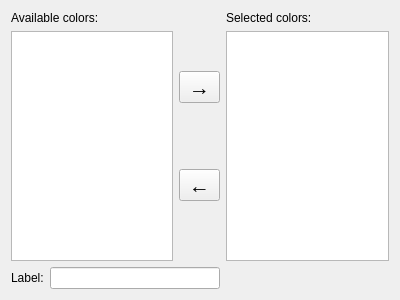
Old version of the form gui/configurecolorwidget.ui in the repository Soerboe/Urim.
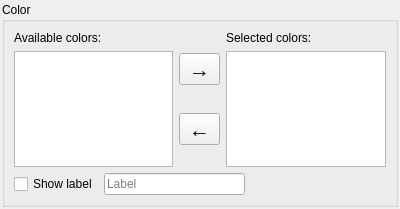
New version of the form.

Commit message:
Extracts ConfigureNumberDialog into a separate file and hides labels
The point is to enable the labels when needed so there is some work left
to be done on this part.

```diff
--- a/gui/configurecolorwidget.ui
+++ b/gui/configurecolorwidget.ui
@@ -7,12 +7,30 @@
     <x>0</x>
     <y>0</y>
     <width>400</width>
-    <height>300</height>
+    <height>209</height>
    </rect>
   </property>
   <property name="windowTitle">
    <string/>
   </property>
+  <layout class="QVBoxLayout" name="verticalLayout_5">
+   <property name="leftMargin">
+    <number>2</number>
+   </property>
+   <property name="topMargin">
+    <number>2</number>
+   </property>
+   <property name="rightMargin">
+    <number>2</number>
+   </property>
+   <property name="bottomMargin">
+    <number>2</number>
+   </property>
+   <item>
+    <widget class="QGroupBox" name="groupBox">
+     <property name="title">
+      <string>Color</string>
+     </property>
   <layout class="QVBoxLayout" name="verticalLayout_4">
    <item>
     <layout class="QHBoxLayout" name="horizontalLayout">
@@ -119,14 +137,18 @@
    <item>
     <layout class="QHBoxLayout" name="horizontalLayout_2">
      <item>
-      <widget class="QLabel" name="label_3">
+         <widget class="QCheckBox" name="useLabel">
        <property name="text">
-        <string>Label:</string>
+           <string>Show label</string>
        </property>
       </widget>
      </item>
      <item>
-      <widget class="QLineEdit" name="colorLabel"/>
+         <widget class="QLineEdit" name="colorLabel">
+          <property name="placeholderText">
+           <string>Label</string>
+          </property>
+         </widget>
      </item>
      <item>
       <spacer name="horizontalSpacer">
@@ -144,6 +166,12 @@
     </layout>
    </item>
   </layout>
+    </widget>
+   </item>
+  </layout>
+  <zorder></zorder>
+  <zorder>groupBox</zorder>
+  <zorder>label_3</zorder>
  </widget>
  <resources/>
  <connections/>
```
Lines whose indentation alone changed are shown as unchanged. The commit also changes 17 other files.
